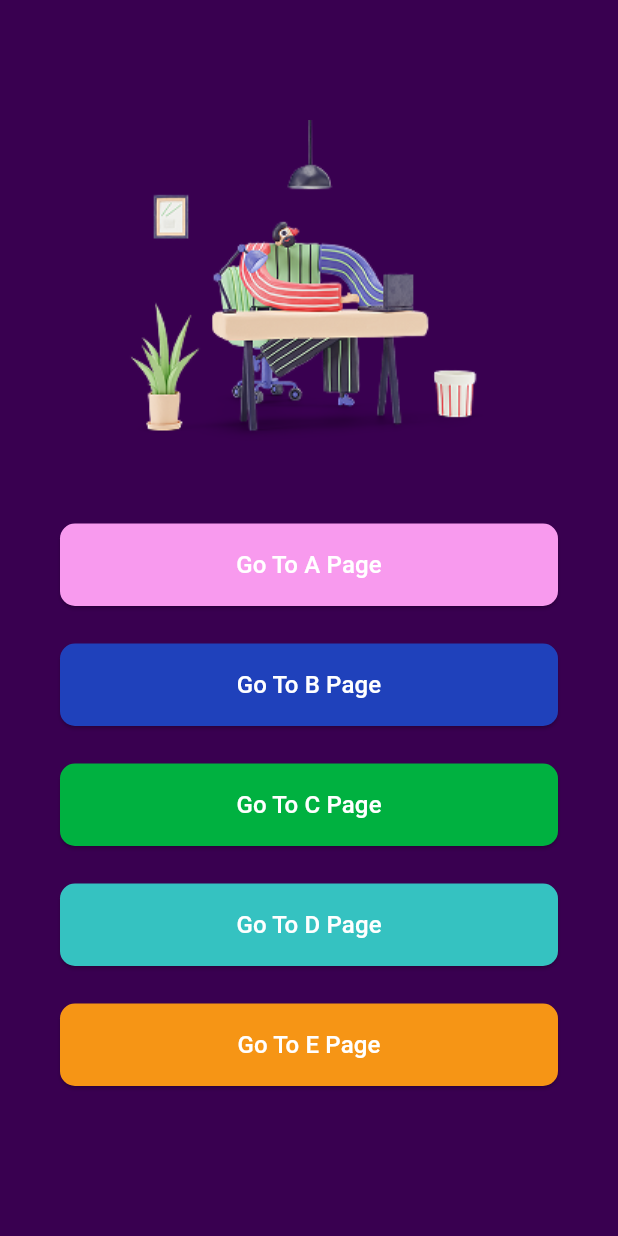
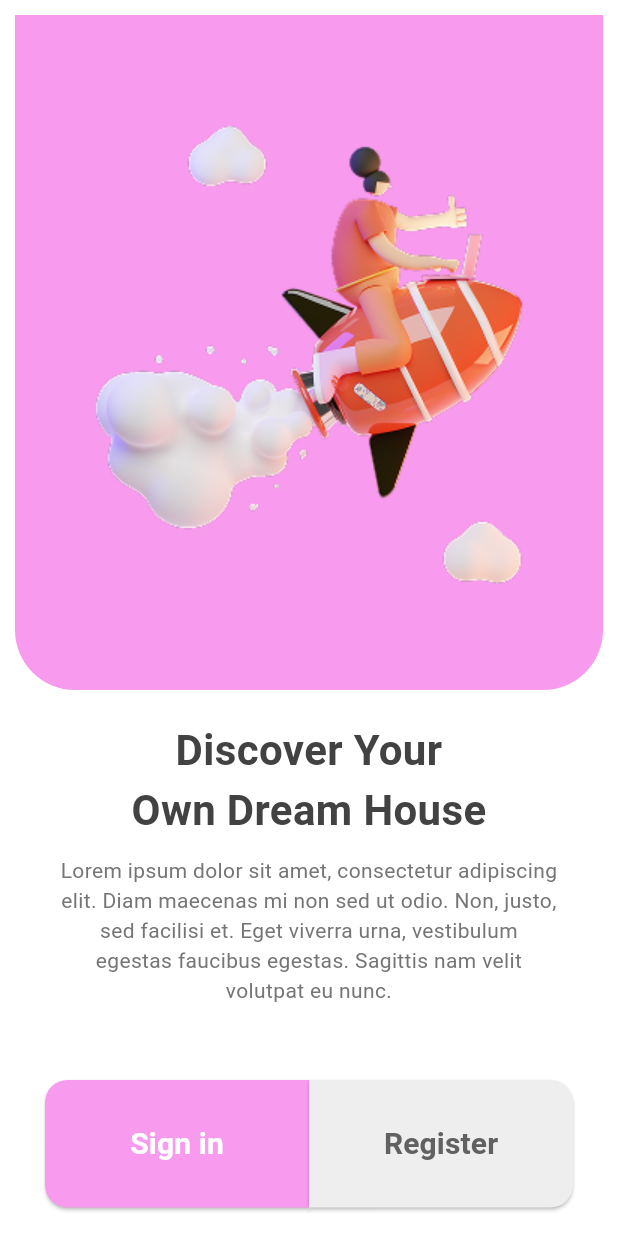
Before and after one commit to Moojee/flutter_speed_ui_app, a Flutter app: the screen it shows after launch, after a tap on "Go To A Page", on a phone screen of 412 x 824 dp. Run offline on Flutter 3.47's test engine with Material 3 defaults, Android fonts, the phone set to English and light mode, and no system bars; our stand-ins replace google_fonts; Roboto replaces fonts that are missing (Kanit).

Commit message:
add img, And Page A 01,02 Done

```diff
--- a/lib/views/a01_page_ui.dart
+++ b/lib/views/a01_page_ui.dart
@@ -0,0 +1,151 @@
+import 'package:flutter/material.dart';
+import 'package:flutter_speed_ui_app/views/a02_page_ui.dart';
+
+class A01PageUi extends StatefulWidget {
+  const A01PageUi({super.key});
+
+  @override
+  State<A01PageUi> createState() => _A01PageUiState();
+}
+
+class _A01PageUiState extends State<A01PageUi> {
+  @override
+  Widget build(BuildContext context) {
+    return Scaffold(
+      backgroundColor: Colors.white,
+      body: SingleChildScrollView(
+        child: Container(
+          padding: EdgeInsets.all(10.0),
+          child: Column(
+            children: [
+              Container(
+                width: MediaQuery.of(context).size.width,
+                decoration: BoxDecoration(
+                  borderRadius: BorderRadius.only(
+                    bottomLeft: Radius.circular(40.0),
+                    bottomRight: Radius.circular(40.0),
+                  ),
+                  color: Color(0xFFF89AEE),
+                ),
+                child: Stack(
+                  alignment: Alignment.center,
+                  children: [
+                    Image.asset(
+                      'assets/images/imga1.png',
+                      height: 450,
+                    ),
+                  ],
+                ),
+              ),
+              SizedBox(
+                height: 20,
+              ),
+              Text(
+                'Discover Your',
+                textAlign: TextAlign.center,
+                style: TextStyle(
+                  fontSize: 28.0,
+                  fontWeight: FontWeight.bold,
+                  color: Colors.grey.shade800,
+                ),
+              ),
+              Text(
+                'Own Dream House',
+                textAlign: TextAlign.center,
+                style: TextStyle(
+                  fontSize: 28.0,
+                  fontWeight: FontWeight.bold,
+                  color: Colors.grey.shade800,
+                ),
+              ),
+              SizedBox(
+                height: 10,
+              ),
+              Padding(
+                padding: const EdgeInsets.symmetric(
+                  horizontal: 30.0,
+                ),
+                child: Text(
+                  'Lorem ipsum dolor sit amet, consectetur adipiscing elit. Diam maecenas mi non sed ut odio. Non, justo, sed facilisi et. Eget viverra urna, vestibulum egestas faucibus egestas. Sagittis nam velit volutpat eu nunc.',
+                  textAlign: TextAlign.center,
+                  style: TextStyle(
+                    fontSize: 14.0,
+                    color: Colors.grey.shade600,
+                  ),
+                ),
+              ),
+              SizedBox(
+                height: 50,
+              ),
+              Padding(
+                padding: const EdgeInsets.symmetric(
+                  horizontal: 20.0,
+                ),
+                child: Row(
+                  mainAxisAlignment: MainAxisAlignment.center,
+                  children: <Widget>[
+                    Expanded(
+                      child: ElevatedButton(
+                        onPressed: () {
+                          // Handle sign-in logic
+                        },
+                        style: ElevatedButton.styleFrom(
+                          backgroundColor: Color(0xFFF89AEE),
+                          padding: EdgeInsets.symmetric(vertical: 28.0),
+                          shape: RoundedRectangleBorder(
+                            borderRadius: BorderRadius.only(
+                              topLeft: Radius.circular(15.0),
+                              bottomLeft: Radius.circular(15.0),
+                            ),
+                          ),
+                        ),
+                        child: Text(
+                          'Sign in',
+                          style: TextStyle(
+                            fontSize: 20.0,
+                            color: Colors.white,
+                            fontWeight: FontWeight.bold,
+                          ),
+                        ),
+                      ),
+                    ),
+                    Expanded(
+                      child: ElevatedButton(
+                        onPressed: () {
+                          Navigator.push(
+                            context,
+                            MaterialPageRoute(
+                              builder: (context) => A02PageUI(),
+                            ),
+                          );
+                        },
+                        style: ElevatedButton.styleFrom(
+                          backgroundColor: Colors.grey.shade200,
+                          padding: EdgeInsets.symmetric(vertical: 28.0),
+                          shape: RoundedRectangleBorder(
+                            borderRadius: BorderRadius.only(
+                              topRight: Radius.circular(15.0),
+                              bottomRight: Radius.circular(15.0),
+                            ),
+                          ),
+                        ),
+                        child: Text(
+                          'Register',
+                          style: TextStyle(
+                            fontSize: 20.0,
+                            color: Colors.grey.shade700,
+                            fontWeight: FontWeight.bold,
+                          ),
+                        ),
+                      ),
+                    ),
+                  ],
+                ),
+              ),
+            ],
+          ),
+        ),
+      ),
+    );
+  }
+}
--- a/lib/views/home_ui.dart
+++ b/lib/views/home_ui.dart
@@ -1,8 +1,8 @@
 // ignore_for_file: sort_child_properties_last
 
 import 'package:flutter/material.dart';
+import 'package:flutter_speed_ui_app/views/a01_page_ui.dart';
 import 'package:flutter_speed_ui_app/views/e01_page_ui.dart';
-import 'package:flutter_speed_ui_app/views/e02_page_ui.dart';
 
 class HomeUI extends StatelessWidget {
   const HomeUI({super.key});
@@ -28,7 +28,14 @@ class HomeUI extends StatelessWidget {
 
                 //BT Go To A Page
                 ElevatedButton(
-                  onPressed: () {},
+                  onPressed: () {
+                     Navigator.push(
+                      context,
+                      MaterialPageRoute(
+                        builder: (context) => A01PageUi(),
+                      ),
+                    );
+                  },
                   child: Text(
                     'Go To A Page',
                     style: TextStyle(
```
Also changed, not shown: lib/views/a02_page_ui.dart (+249 -0 lines), pubspec.yaml (+13 -0 lines), assets/images/imga1.png (added), assets/images/imga2.png (added), assets/images/imga3.png (added), assets/images/imga4.png (added), assets/images/imgb1.png (added), assets/images/imgc1.png (added), assets/images/imgc2.png (added), assets/images/imgc3.png (added), assets/images/imgc4.png (added), assets/images/imgc5.png (added), assets/images/imgd1.png (added), assets/images/imgd2.png (added), 1 more files.
